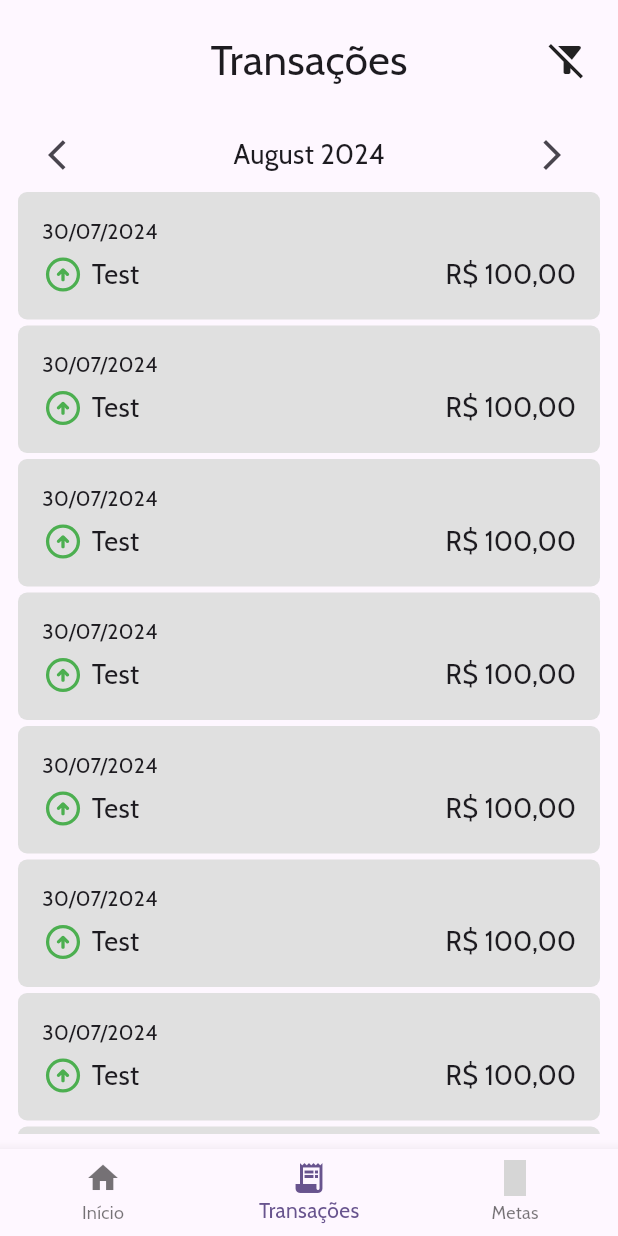
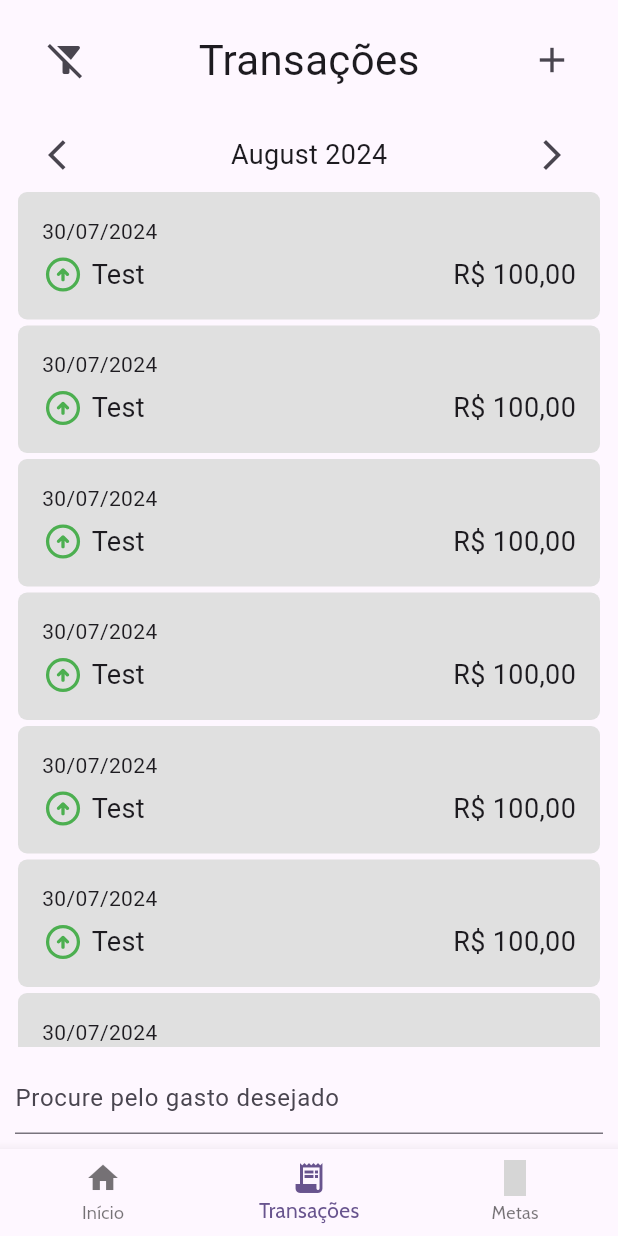
Before and after one commit to XxTaro/fintfitapp-mobile, a Flutter app: the screen it shows after launch, item 2 of the bottom bar chosen, on a phone screen of 412 x 824 dp. Run offline on Flutter 3.47's test engine with Material 3 defaults, Android fonts, the phone set to English and light mode, and no system bars; our stand-ins replace drift, flutter_svg, google_fonts, material_symbols_icons, sqlite3_flutter_libs; missing offline and left inert: dart:ffi, sqlite3; accounts and stored records are empty; generated files the repository leaves out were written again; grey boxes are pictures that could not be loaded.

Commit message:
### Added  - Text field to search transactions in transaction page
### Changed
 - transaction name class to movement

```diff
--- a/lib/helper/transaction_table_helper.dart
+++ b/lib/helper/transaction_table_helper.dart
@@ -1,13 +1,13 @@
 import 'package:drift/drift.dart';
-import 'package:fin_fit_app_mobile/model/transaction.dart';
+import 'package:fin_fit_app_mobile/model/movement.dart';
 
 import '../service/database.dart';
 
 part 'transaction_table_helper.g.dart';
 
 @DriftAccessor(tables: [Movement])
-class TransactionTableHelper extends DatabaseAccessor<Database> with _$TransactionTableHelperMixin {
-  TransactionTableHelper(super.db);
+class MovementTableHelper extends DatabaseAccessor<Database> with _$MovementTableHelperMixin {
+  MovementTableHelper(super.db);
 
   Future<int> addTransaction(MovementCompanion entry) async {
     return await into(movement).insert(entry);
@@ -16,4 +16,8 @@ class TransactionTableHelper extends DatabaseAccessor<Database> with _$Transacti
   Future<List<MovementData>> getAllTransactions() async {
     return await select(movement).get();
   }
+
+  Future<List<MovementData>> getTransactionsByMonth(DateTime date) async {
+    return (await (select(movement)..where((tbl) => tbl.timestamp.month.equals(date.month) & tbl.timestamp.year.equals(date.year))).get()).toList();
+  }
 }
--- a/lib/model/transaction.dart
+++ b/lib/model/movement.dart
@@ -5,6 +5,6 @@ class Movement extends Table {
   TextColumn get description => text().withLength(min: 1, max: 20)();
   IntColumn get value => integer()();
   IntColumn get categoryId => integer()();
-  IntColumn get timestamp => integer()();
+  DateTimeColumn get timestamp => dateTime()();
   IntColumn get goalId => integer()();
 }
--- a/lib/service/database.dart
+++ b/lib/service/database.dart
@@ -10,7 +10,7 @@ import 'package:sqlite3_flutter_libs/sqlite3_flutter_libs.dart';
 
 import '../model/category.dart';
 import '../model/goal.dart';
-import '../model/transaction.dart';
+import '../model/movement.dart';
 
 part 'database.g.dart';
 
--- a/lib/transaction_page.dart
+++ b/lib/transaction_page.dart
@@ -1,8 +1,6 @@
 import 'dart:io';
 
-import 'package:flutter/cupertino.dart';
 import 'package:flutter/material.dart';
-import 'package:flutter/widgets.dart';
 import 'package:flutter_svg/flutter_svg.dart';
 import 'package:intl/date_symbol_data_local.dart';
 import 'package:intl/intl.dart';
@@ -69,7 +67,9 @@ class _TransactionPage extends State<TransactionPage> {
 
   @override
   Widget build(BuildContext context) {
-    return SafeArea(
+    return MaterialApp(
+      home: Scaffold(
+        body: SafeArea(
           child: Column(
             children: [
               _buildTransactionHeader(),
@@ -82,24 +82,53 @@ class _TransactionPage extends State<TransactionPage> {
                     children: containers
                   ),
                 )
-          ),)
+              ),),
+              Row(
+                children: [
+                  Expanded(
+                    flex: 80,
+                    child: Padding(
+                      padding: const EdgeInsets.only(left: 10, right: 10, bottom: 10),
+                      child: TextFormField(
+                        decoration: const InputDecoration(
+                          contentPadding: EdgeInsets.all(0),
+                          border: UnderlineInputBorder(),
+                          labelText: 'Procure pelo gasto desejado',
+                        ),
+                      ),
+                    )
+                  ),
                 ],
               )
+            ],
+          ),
+        ),
+      ),
     );
   }
 
   Widget _buildTransactionHeader() {
-    return const Padding(
-      padding: EdgeInsets.only(left: 20, right: 20, top: 20),
+    return Padding(
+      padding: const EdgeInsets.only(left: 20, right: 20, top: 20),
       child: Stack(
         alignment: Alignment.center,
         children: [
-          Center(
+          const Center(
             child: Text('Transações', style: TextStyle(fontSize: 28))
           ),
           Positioned(
+            left: 0,
+            child: IconButton(
+              onPressed: () => {},
+              icon: const Icon(Icons.filter_alt_off, size: 28),
+            )
+          ),
+          Positioned(
             right: 0,
-            child: Icon(Icons.filter_alt_off, size: 28)
+            child: IconButton(
+              onPressed: () {},
+              icon: const Icon(Icons.add, size: 28)
+            )
           )
         ],
       )
```
Also changed, not shown: lib/helper/transaction_table_helper.g.dart, lib/service/database.g.dart. Lines whose indentation alone changed are shown as unchanged.
